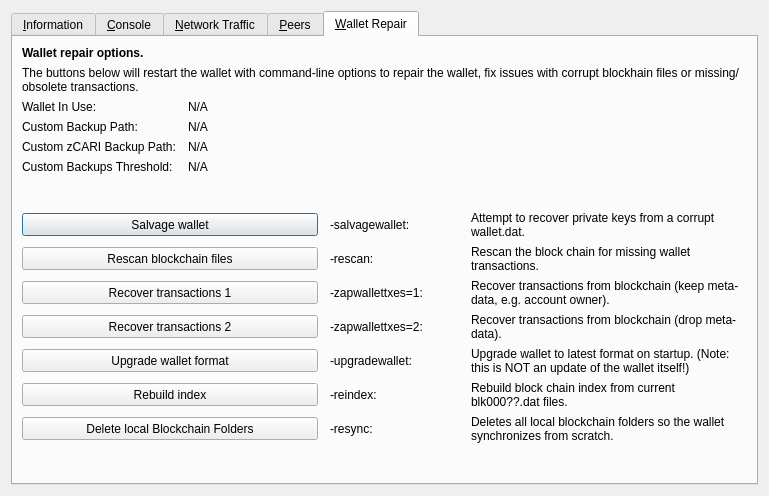
VsyncCrypto/VSX, file src/qt/forms/rpcconsole.ui: the form before one commit.
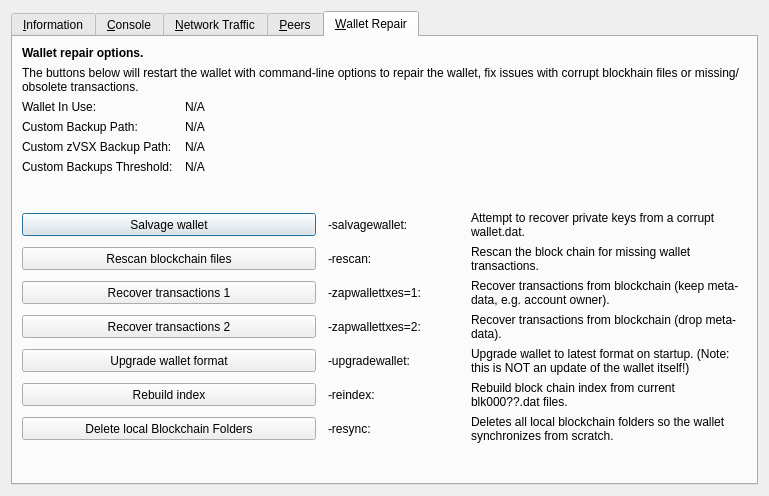
The form after the commit. The open tabs and pages were chosen to show the change. Icons and pictures are not drawn. Custom widgets are drawn as their Qt base class.

Diff of the .ui file:
```diff
--- a/src/qt/forms/rpcconsole.ui
+++ b/src/qt/forms/rpcconsole.ui
@@ -1333,7 +1333,7 @@
           <bool>false</bool>
          </property>
          <property name="text">
-          <string>Custom zCARI Backup Path:</string>
+          <string>Custom zVSX Backup Path:</string>
          </property>
         </widget>
        </item>
```
Left out of the diff: 10 changed lines with no effect on the pictures.
